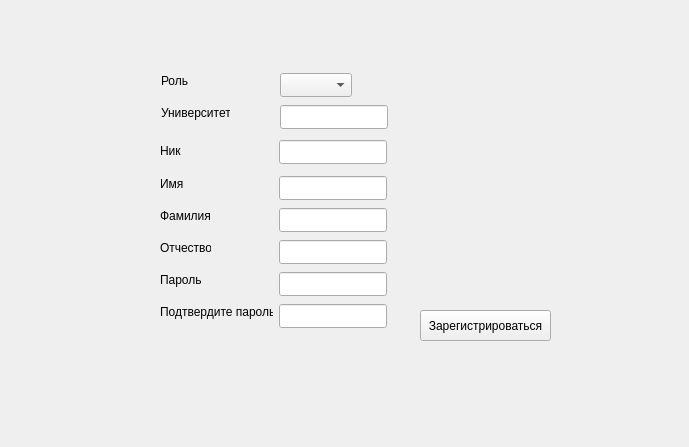
Old version of the form ui/registerwindow.ui in the repository vanuuta/SFS.
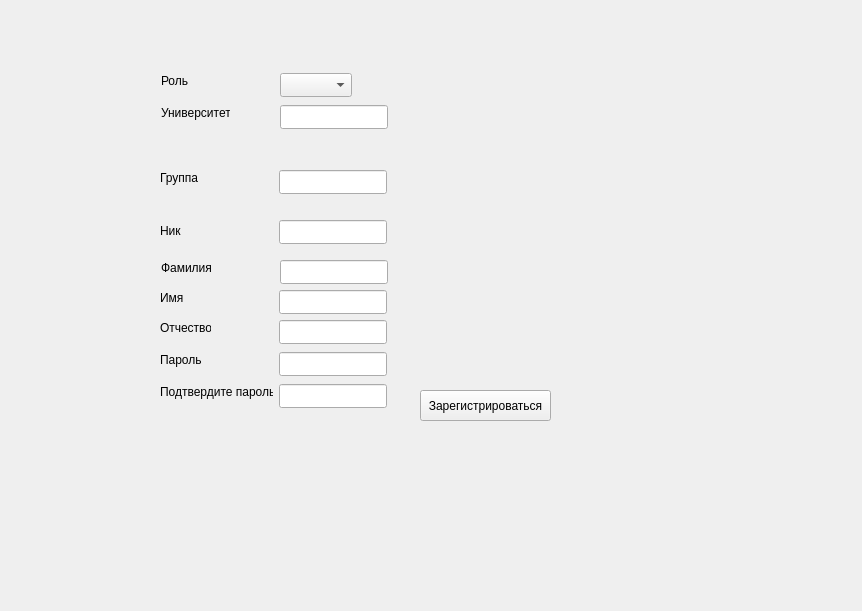
New version of the form.

What changed in the file:
```diff
--- a/ui/registerwindow.ui
+++ b/ui/registerwindow.ui
@@ -6,8 +6,8 @@
    <rect>
     <x>0</x>
     <y>0</y>
-    <width>689</width>
-    <height>447</height>
+    <width>862</width>
+    <height>611</height>
    </rect>
   </property>
   <property name="windowTitle">
@@ -17,7 +17,7 @@
    <property name="geometry">
     <rect>
      <x>420</x>
-     <y>310</y>
+     <y>390</y>
      <width>131</width>
      <height>31</height>
     </rect>
@@ -30,7 +30,7 @@
    <property name="geometry">
     <rect>
      <x>10</x>
-     <y>370</y>
+     <y>450</y>
      <width>671</width>
      <height>61</height>
     </rect>
@@ -43,7 +43,7 @@
    <property name="geometry">
     <rect>
      <x>160</x>
-     <y>140</y>
+     <y>220</y>
      <width>61</width>
      <height>21</height>
     </rect>
@@ -56,7 +56,7 @@
    <property name="geometry">
     <rect>
      <x>279</x>
-     <y>140</y>
+     <y>220</y>
      <width>108</width>
      <height>24</height>
     </rect>
@@ -65,8 +65,8 @@
   <widget class="QLabel" name="label_2">
    <property name="geometry">
     <rect>
-     <x>160</x>
-     <y>208</y>
+     <x>161</x>
+     <y>260</y>
      <width>51</width>
      <height>16</height>
     </rect>
@@ -79,7 +79,7 @@
    <property name="geometry">
     <rect>
      <x>279</x>
-     <y>240</y>
+     <y>320</y>
      <width>108</width>
      <height>24</height>
     </rect>
@@ -102,7 +102,7 @@
    <property name="geometry">
     <rect>
      <x>160</x>
-     <y>272</y>
+     <y>352</y>
      <width>42</width>
      <height>16</height>
     </rect>
@@ -115,7 +115,7 @@
    <property name="geometry">
     <rect>
      <x>279</x>
-     <y>176</y>
+     <y>290</y>
      <width>108</width>
      <height>24</height>
     </rect>
@@ -144,8 +144,8 @@
   <widget class="QLineEdit" name="surnameLineEdit">
    <property name="geometry">
     <rect>
-     <x>279</x>
-     <y>208</y>
+     <x>280</x>
+     <y>260</y>
      <width>108</width>
      <height>24</height>
     </rect>
@@ -155,7 +155,7 @@
    <property name="geometry">
     <rect>
      <x>160</x>
-     <y>304</y>
+     <y>384</y>
      <width>113</width>
      <height>16</height>
     </rect>
@@ -168,7 +168,7 @@
    <property name="geometry">
     <rect>
      <x>279</x>
-     <y>304</y>
+     <y>384</y>
      <width>108</width>
      <height>24</height>
     </rect>
@@ -178,7 +178,7 @@
    <property name="geometry">
     <rect>
      <x>279</x>
-     <y>272</y>
+     <y>352</y>
      <width>108</width>
      <height>24</height>
     </rect>
@@ -188,7 +188,7 @@
    <property name="geometry">
     <rect>
      <x>160</x>
-     <y>176</y>
+     <y>290</y>
      <width>24</width>
      <height>16</height>
     </rect>
@@ -214,7 +214,7 @@
    <property name="geometry">
     <rect>
      <x>160</x>
-     <y>240</y>
+     <y>320</y>
      <width>51</width>
      <height>16</height>
     </rect>
@@ -223,6 +223,32 @@
     <string>Отчество</string>
    </property>
   </widget>
+  <widget class="QLineEdit" name="LineEditGroup">
+   <property name="geometry">
+    <rect>
+     <x>279</x>
+     <y>170</y>
+     <width>108</width>
+     <height>24</height>
+    </rect>
+   </property>
+   <property name="text">
+    <string/>
+   </property>
+  </widget>
+  <widget class="QLabel" name="label_9">
+   <property name="geometry">
+    <rect>
+     <x>160</x>
+     <y>170</y>
+     <width>69</width>
+     <height>16</height>
+    </rect>
+   </property>
+   <property name="text">
+    <string>Группа</string>
+   </property>
+  </widget>
  </widget>
  <resources/>
  <connections/>
```
